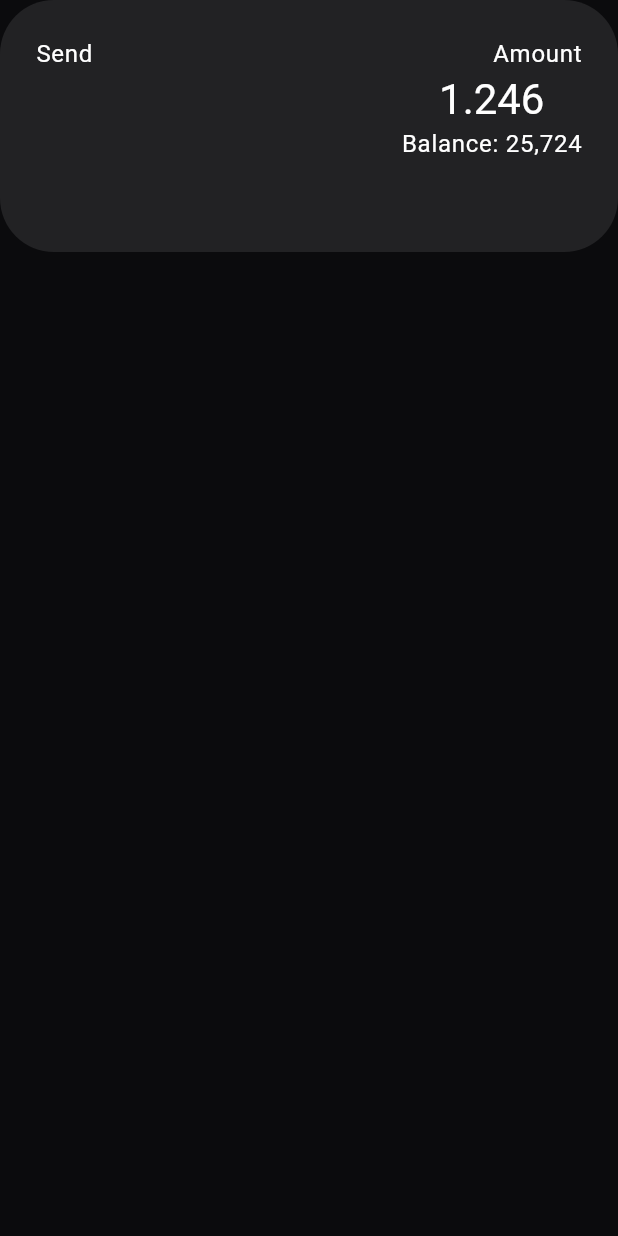
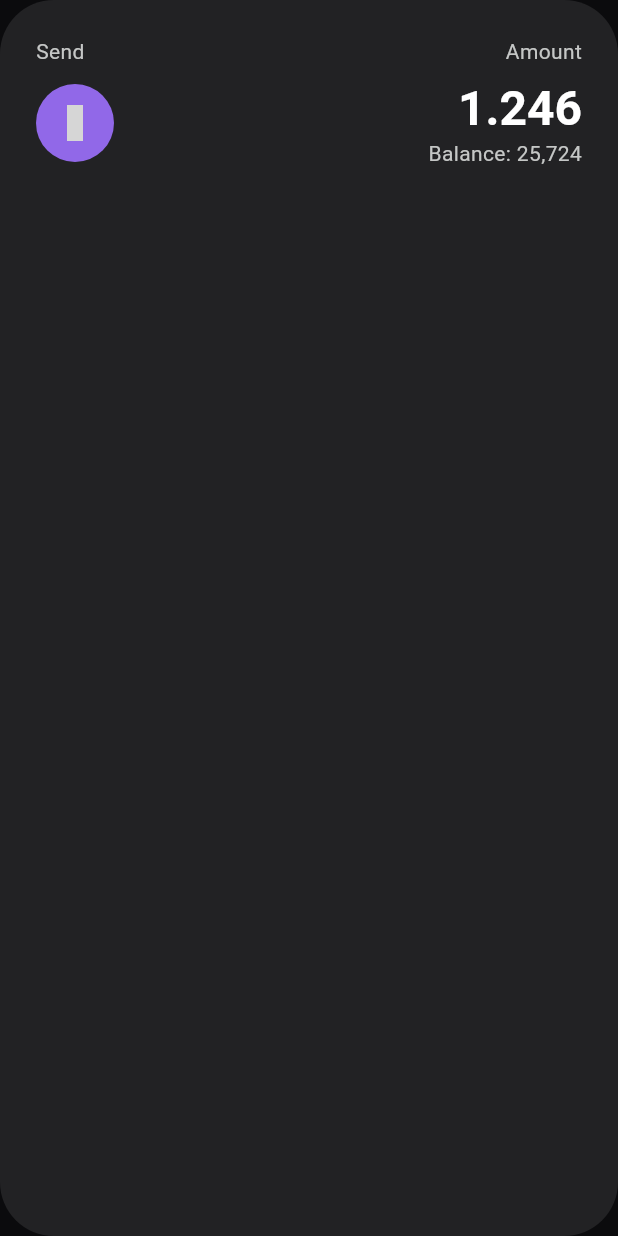
Before and after one commit to tanguypouriel/nexcoin, a Flutter app: the TokenCard widget shown alone on an empty page, opened directly, on a phone screen of 412 x 824 dp. Run offline on Flutter 3.47's test engine with Material 3 defaults, Android fonts, the light colour scheme and no system bars; our stand-ins replace auto_route, phosphor_flutter; missing offline and left inert: cryptofont; grey boxes are pictures that could not be loaded.

Commit message:
Almost finish swap screen

```diff
--- a/lib/feature/swap/widgets/token_card.dart
+++ b/lib/feature/swap/widgets/token_card.dart
@@ -1,44 +1,54 @@
 import 'package:flutter/material.dart';
 import 'package:nexcoin/shared/theme.dart';
+import 'package:cryptofont/cryptofont.dart';
 
 class TokenCard extends StatelessWidget {
   const TokenCard({super.key});
+
+  static const _secondaryTextColor = Color(0xffc5c7c6);
 
   @override
   Widget build(BuildContext context) => Container(
         decoration: BoxDecoration(color: colorTheme.cardBackground, borderRadius: BorderRadius.circular(largeRadius)),
         padding: const EdgeInsets.all(24),
-        child: SizedBox(
-          height: 120,
         child: Column(
           children: [
             Row(
               children: [
                 Text(
                   'Send',
-                    style: Theme.of(context).textTheme.bodyLarge!.copyWith(color: Colors.white),
+                  style: Theme.of(context).textTheme.bodyMedium!.copyWith(color: _secondaryTextColor),
                 ),
                 const Spacer(),
                 Text(
                   'Amount',
-                    style: Theme.of(context).textTheme.bodyLarge!.copyWith(color: Colors.white),
+                  style: Theme.of(context).textTheme.bodyMedium!.copyWith(color: _secondaryTextColor),
                 ),
               ],
             ),
+            const SizedBox(height: 8),
             Row(
               children: [
-                  const SizedBox(width: 100),
+                CircleAvatar(
+                  backgroundColor: Theme.of(context).colorScheme.primary,
+                  radius: 26,
+                  child: const Icon(
+                    CryptoFontIcons.eth,
+                    color: Colors.white,
+                  ),
+                ),
                 const Spacer(),
                 Column(
+                  crossAxisAlignment: CrossAxisAlignment.end,
                   mainAxisAlignment: MainAxisAlignment.spaceBetween,
                   children: [
                     Text(
                       '1.246',
-                        style: Theme.of(context).textTheme.headlineMedium!.copyWith(color: Colors.white),
+                      style: Theme.of(context).textTheme.headlineLarge!.copyWith(color: Colors.white, fontWeight: FontWeight.w600),
                     ),
                     Text(
                       'Balance: 25,724',
-                        style: Theme.of(context).textTheme.bodyLarge!.copyWith(color: Colors.white),
+                      style: Theme.of(context).textTheme.bodyMedium!.copyWith(color: _secondaryTextColor),
                     ),
                   ],
                 ),
@@ -46,6 +56,5 @@ class TokenCard extends StatelessWidget {
             ),
           ],
         ),
-        ),
       );
 }
--- a/lib/main.dart
+++ b/lib/main.dart
@@ -20,6 +20,7 @@ class MyApp extends StatelessWidget {
       theme: ThemeData(
         colorScheme: ColorScheme.fromSeed(
           seedColor: const Color(0xff9168e8),
+          primary: const Color(0xff9168e8),
         ),
         scaffoldBackgroundColor: const Color(0xff0b0b0d),
       ),
--- a/pubspec.yaml
+++ b/pubspec.yaml
@@ -23,6 +23,7 @@ dev_dependencies:
   flutter_lints: ^4.0.0
   auto_route_generator: ^9.0.0
   build_runner: ^2.4.13
+  cryptofont: ^1.0.2+1
 
 
 flutter:
```
Also changed, not shown: lib/feature/swap/swap_screen.dart (+13 -8 lines), pubspec.lock. Lines whose indentation alone changed are shown as unchanged.
